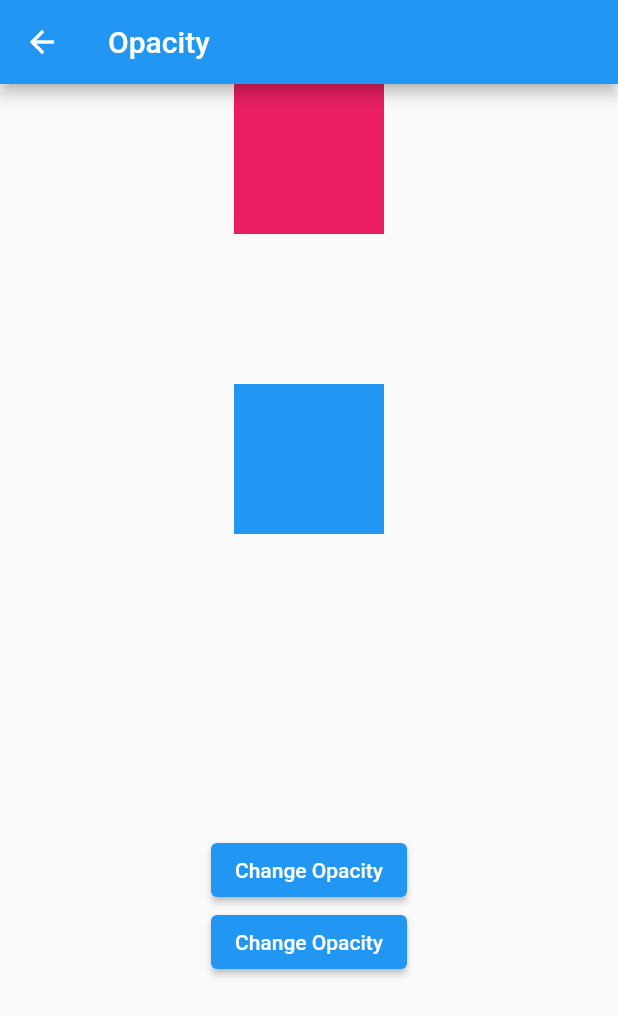
After one commit to ChhailengTim/flutter_libraries, a Flutter app: the OpacityScreen screen opened directly, on a phone screen of 412 x 824 dp. The commit adds this screen. Shown: the top 1016 px of the screen. Run offline on Flutter 3.47's test engine with Material 2 defaults, Android fonts, the phone set to English and light mode, and no system bars; our stand-ins replace dio, get.

Commit message:
new widget

```diff
--- a/lib/navigations/get_route.dart
+++ b/lib/navigations/get_route.dart
@@ -26,5 +26,6 @@ class GetRoutes extends RouteName {
         GetPage(name: expandedScreen, page: () => const ExpandedScreen()),
         GetPage(name: wrapScreen, page: () => const WrapScreen()),
         GetPage(name: animatedContainerScreen, page: () => const AnimatedContainerScreen()),
+        GetPage(name: futureBuilderScreen, page: () => const FutureBuilderScreen()),
       ];
 }
--- a/lib/navigations/route_name.dart
+++ b/lib/navigations/route_name.dart
@@ -17,5 +17,7 @@ class RouteName {
   String expandedScreen = '/expandedScreen';
   String wrapScreen = '/wrapScreen';
   String animatedContainerScreen = '/animatedContainerScreen';
+  String opacityScreen = '/opacityScreen';
+  String futureBuilderScreen = '/futureBuilderScreen';
 
 }
--- a/lib/utils/config/style/app_text.dart
+++ b/lib/utils/config/style/app_text.dart
@@ -18,4 +18,6 @@ class AppText {
   String expanded = 'expanded'.capitalize!;
   String wrap = 'wrap'.capitalize!;
   String animatedContainer = 'animated Container'.capitalize!;
+  String opacity = 'opacity'.capitalize!;
+  String futurebuilder = 'future builder'.capitalize!;
 }
--- a/lib/widgetoftheweek/view/screen/screen.dart
+++ b/lib/widgetoftheweek/view/screen/screen.dart
@@ -2,3 +2,5 @@ export 'w_safearea.dart';
 export 'w_expanded.dart';
 export 'w_wrap.dart';
 export 'w_animatedcontainer.dart';
+export 'w_opacity.dart';
+export 'w_futurebuilder.dart';
--- /dev/null
+++ b/lib/widgetoftheweek/view/screen/w_opacity.dart
@@ -0,0 +1,63 @@
+import 'package:flutter/material.dart';
+import 'package:flutter_libraries/utils/config/config.dart';
+
+class OpacityScreen extends StatelessWidget {
+  const OpacityScreen({Key? key}) : super(key: key);
+
+  @override
+  Widget build(BuildContext context) {
+    RxDouble opacityV = 0.0.obs;
+    return Scaffold(
+      appBar: AppBar(
+        title: Text(AppText().opacity),
+      ),
+      body: Obx(
+        () => Center(
+          child: Column(
+            children: [
+              Container(
+                width: 100,
+                height: 100,
+                color: Colors.pink,
+              ),
+              Opacity(
+                opacity: opacityV.value,
+                child: Container(
+                  width: 100,
+                  height: 100,
+                  color: Colors.green,
+                ),
+              ),
+              Container(
+                width: 100,
+                height: 100,
+                color: Colors.blue,
+              ),
+              AnimatedOpacity(
+                duration: const Duration(milliseconds: 1000),
+                opacity: opacityV.value,
+                child: Container(
+                  width: 200,
+                  height: 200,
+                  color: Colors.blue,
+                ),
+              ),
+              ElevatedButton(
+                onPressed: () {
+                  opacityV(0.5);
+                },
+                child: const Text("Change Opacity"),
+              ),
+              ElevatedButton(
+                onPressed: () {
+                  opacityV(1.0);
+                },
+                child: const Text("Change Opacity"),
+              ),
+            ],
+          ),
+        ),
+      ),
+    );
+  }
+}
```
Also changed, not shown: lib/view/screen/dashbord.dart (+12 -0 lines), lib/widgetoftheweek/model/model.dart (+26 -0 lines), lib/widgetoftheweek/view_model/view_model.dart (+16 -0 lines).
